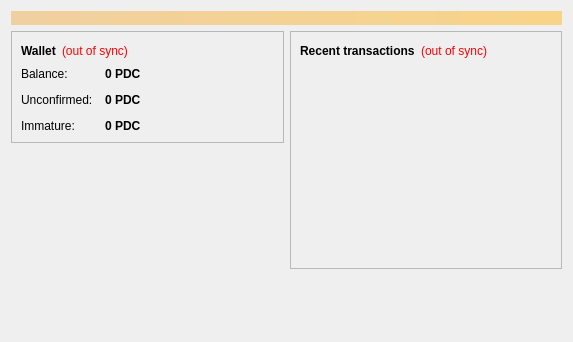
The window that src/qt/forms/overviewpage.ui (ganjitoka/podcoin) describes before a commit, drawn with Qt 5.
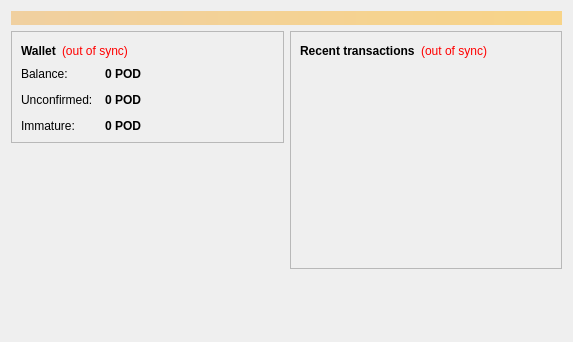
The same window after the commit. Icons and pictures are not drawn.

```diff
--- a/src/qt/forms/overviewpage.ui
+++ b/src/qt/forms/overviewpage.ui
@@ -122,7 +122,7 @@
                <string>Your current balance</string>
               </property>
               <property name="text">
-               <string notr="true">0 PDC</string>
+               <string notr="true">0 POD</string>
               </property>
               <property name="textInteractionFlags">
                <set>Qt::LinksAccessibleByMouse|Qt::TextSelectableByKeyboard|Qt::TextSelectableByMouse</set>
@@ -151,7 +151,7 @@
                <string>Total of transactions that have yet to be confirmed, and do not yet count toward the current balance</string>
               </property>
               <property name="text">
-               <string notr="true">0 PDC</string>
+               <string notr="true">0 POD</string>
               </property>
               <property name="textInteractionFlags">
                <set>Qt::LinksAccessibleByMouse|Qt::TextSelectableByKeyboard|Qt::TextSelectableByMouse</set>
@@ -177,7 +177,7 @@
                <string>Mined balance that has not yet matured</string>
               </property>
               <property name="text">
-               <string notr="true">0 PDC</string>
+               <string notr="true">0 POD</string>
               </property>
               <property name="textInteractionFlags">
                <set>Qt::LinksAccessibleByMouse|Qt::TextSelectableByKeyboard|Qt::TextSelectableByMouse</set>
```
